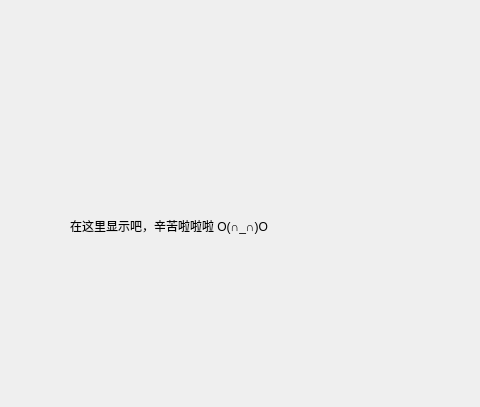
This is managerinfo_overall_show.ui in ZzzAmy/bookstore as Qt 5 draws it before an edit; both pictures show x 0 to 480 and y 0 to 407 of the 754 by 407 pixel window. The edited form follows.
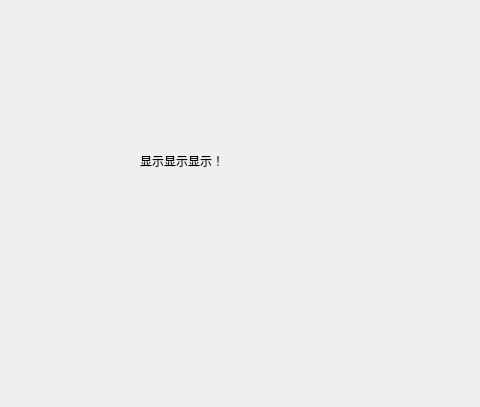
This is the edited form.

Patch:
```diff
--- a/managerinfo_overall_show.ui
+++ b/managerinfo_overall_show.ui
@@ -16,14 +16,14 @@
   <widget class="QLabel" name="label">
    <property name="geometry">
     <rect>
-     <x>70</x>
-     <y>70</y>
-     <width>601</width>
-     <height>311</height>
+     <x>140</x>
+     <y>80</y>
+     <width>371</width>
+     <height>161</height>
     </rect>
    </property>
    <property name="text">
-    <string>在这里显示吧，辛苦啦啦啦 O(∩_∩)O</string>
+    <string>显示显示显示！</string>
    </property>
   </widget>
  </widget>
```
